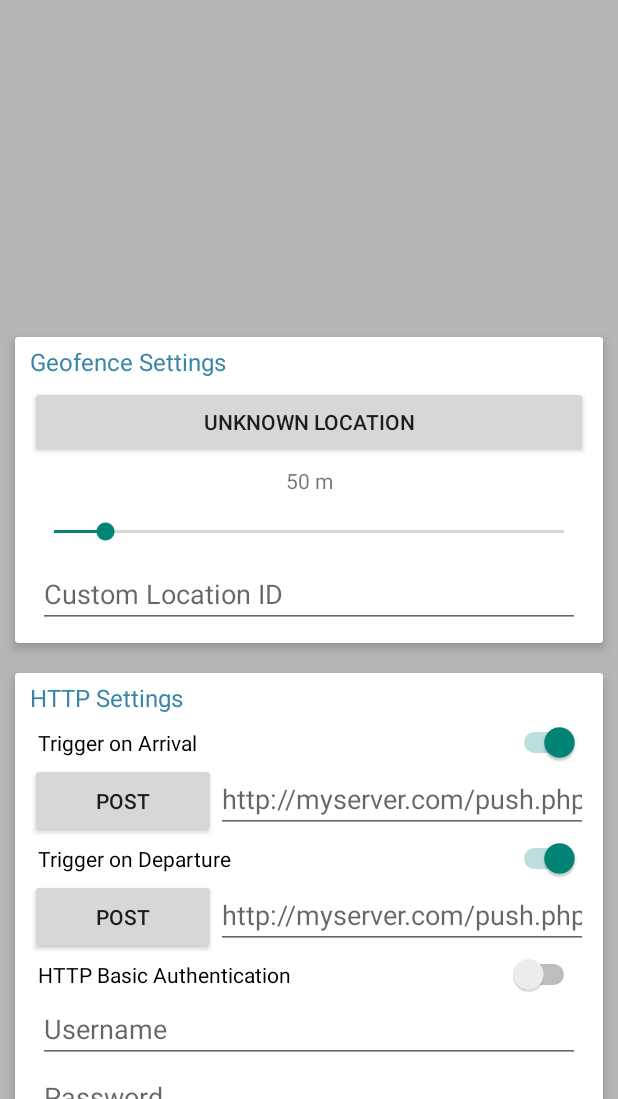
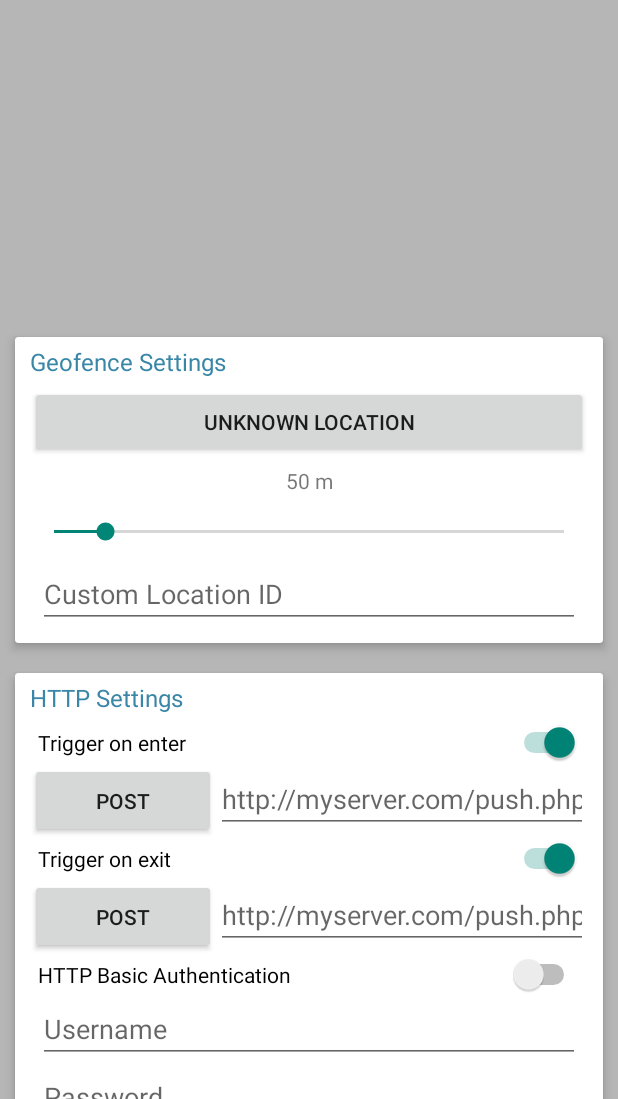
Before and after one commit to Jeremyyiu/LocationGeofencing, an Android app: the AddEditGeofenceActivity screen opened directly, with no data from a screen before it, on a phone screen of 412 x 824 dp, the part 137-1236 px from its top. Run offline under Robolectric (Android 15) with nearby library versions, the phone set to English and light mode, and no system bars; our stand-ins replace ButterKnife, Dagger/Hilt's generated code; libraries missing offline, so code that uses them is left out: com.crashlytics.android, com.jakewharton.threetenabp, io.fabric.sdk; 1 statement that could not run was skipped.

Commit message:
string cleanup

```diff
--- a/app/src/main/res/layout/activity_add_edit_geofence.xml
+++ b/app/src/main/res/layout/activity_add_edit_geofence.xml
@@ -65,7 +65,7 @@
                         android:layout_height="wrap_content"
                         android:paddingBottom="5dp"
                         android:paddingTop="5dp"
-                        android:text="Geofence Settings"
+                        android:text="@string/geofence_settings"
                         android:textColor="@color/primary_dark"
                         android:textSize="16sp" />
 
@@ -132,7 +132,7 @@
                         android:layout_height="wrap_content"
                         android:paddingBottom="5dp"
                         android:paddingTop="5dp"
-                        android:text="HTTP Settings"
+                        android:text="@string/http_settings"
                         android:textColor="@color/primary_dark"
                         android:textSize="16sp" />
 
@@ -145,7 +145,7 @@
                         android:layout_marginLeft="5dp"
                         android:layout_marginRight="5dp"
                         android:checked="true"
-                        android:text="@string/trigger_on_arrival" />
+                        android:text="@string/trigger_on_enter" />
 
 
 
@@ -181,7 +181,7 @@
                         android:layout_marginLeft="5dp"
                         android:layout_marginRight="5dp"
                         android:checked="true"
-                        android:text="Trigger on Departure" />
+                        android:text="@string/trigger_on_exit" />
 
                     <LinearLayout
                         android:layout_width="match_parent"
--- a/app/src/main/res/values/strings.xml
+++ b/app/src/main/res/values/strings.xml
@@ -29,7 +29,10 @@
     </string>
     <string name="unknown_location">Unknown Location</string>
     <string name="custom_location_id">Custom Location ID</string>
-    <string name="trigger_on_arrival">Trigger on Arrival</string>
+
+    <string name="trigger_on_enter">Trigger on enter</string>
+    <string name="trigger_on_exit">Trigger on exit</string>
+
     <string name="error_permission_refused">Location permission is needed to use the app!</string>
 
     <string name="geofence_add">Add geofence</string>
@@ -38,4 +41,7 @@
     <string name="geofence_import">Import</string>
 
     <string name="fencelogs">Fencelogs</string>
+
+    <string name="http_settings">HTTP Settings</string>
+    <string name="geofence_settings">Geofence Settings</string>
 </resources>
```
